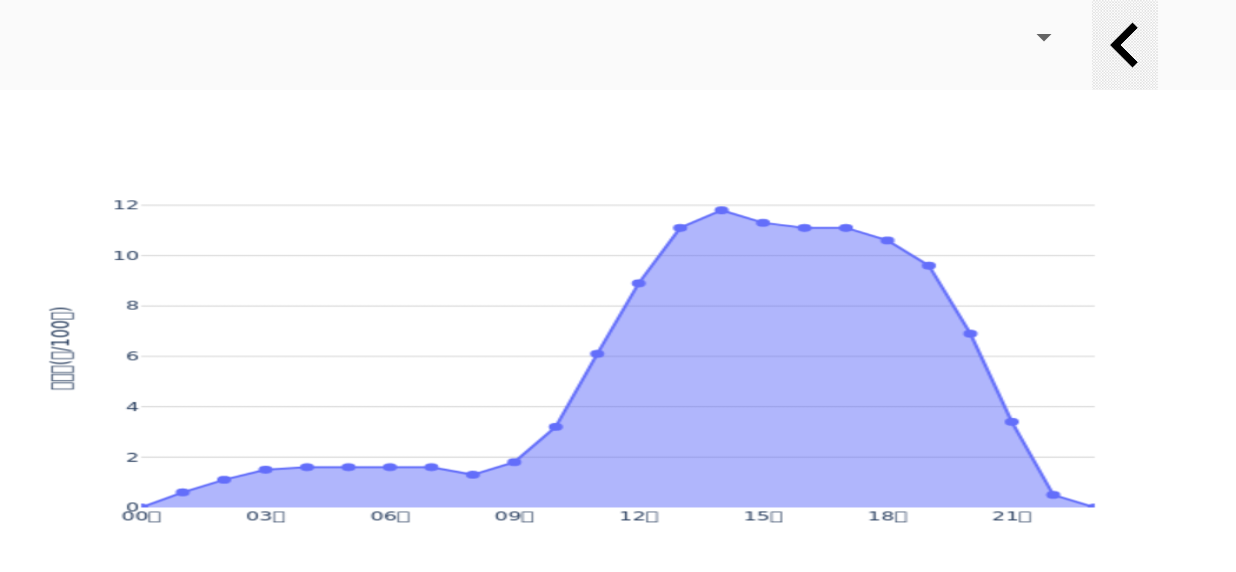
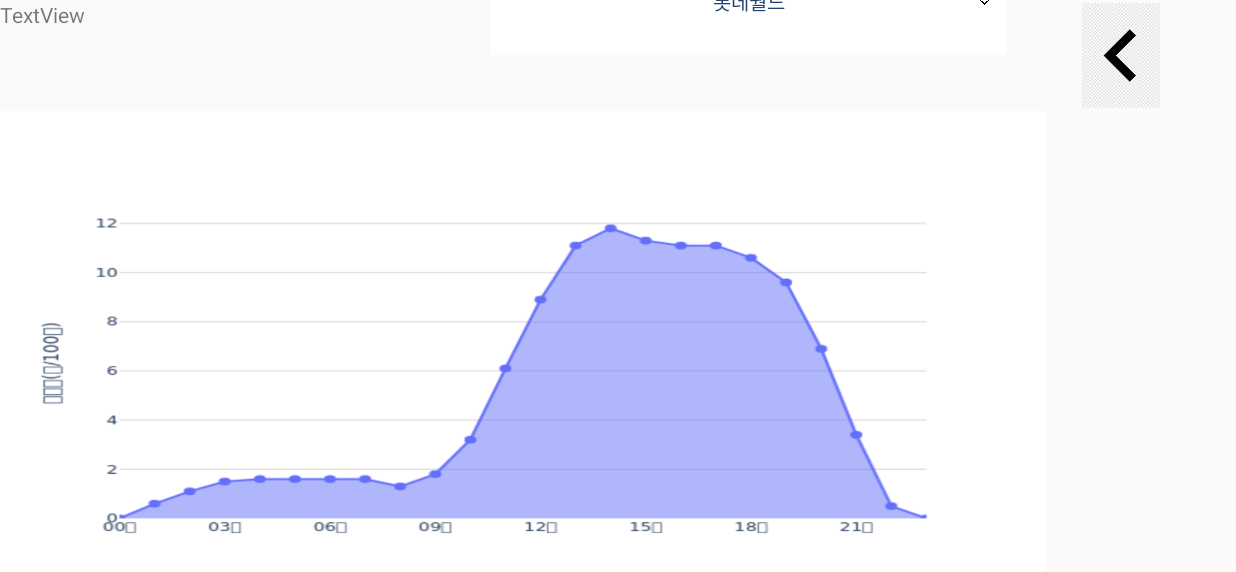
Before and after one commit to DoHyeonCP/Scatter, an Android app built with Jetpack Compose: the CongetionPrediction screen opened directly, with no data from a screen before it, on a phone screen of 824 x 412 dp (held sideways). Shown: the top 572 px of the screen. Run offline under Robolectric (Android 15) with nearby library versions, the phone set to English and light mode, and no system bars.

Commit message:
예측페이지 UI

```diff
--- a/scatter/app/src/main/java/com/example/scatter/CongetionPrediction.kt
+++ b/scatter/app/src/main/java/com/example/scatter/CongetionPrediction.kt
@@ -11,14 +11,16 @@ import android.webkit.WebViewClient
 import android.widget.ArrayAdapter
 import android.widget.ImageView
 import android.widget.Spinner
+import android.widget.TextView
 import androidx.appcompat.app.AppCompatActivity
 import androidx.appcompat.widget.Toolbar
+import androidx.compose.ui.graphics.Color
 import com.example.scatter.databinding.CongetionPredictionBinding
 import com.example.scatter.databinding.ToolbarBinding
 
 class CongetionPrediction : AppCompatActivity() {
     private lateinit var predictionBinding: CongetionPredictionBinding
-    private lateinit var dropdown : Spinner
+    private lateinit var spinner : Spinner
     private lateinit var graphview : ImageView
 
 
@@ -26,19 +28,37 @@ class CongetionPrediction : AppCompatActivity() {
         setTheme(R.style.Theme_Scatter)
         super.onCreate(savedInstanceState)
 
-
-
         predictionBinding = CongetionPredictionBinding.inflate(layoutInflater)
 
         setContentView(predictionBinding.root)
 //        setSupportActionBar(findViewById(R.id.main_toolbar))
-        dropdown = predictionBinding.spinner
+        spinner = predictionBinding.spinner
         graphview = predictionBinding.graphview
-
-
-
-
-
+        val itemArray = arrayOf("롯데월드", "방이동먹자골목", "에비뉴엘월드타워점", "롯데월드몰", "올림픽공원")
+        val spinnerAdapter = ArrayAdapter(
+            this,
+            R.layout.spinner_dropdown_item,
+            itemArray
+        )
+        spinner.adapter = spinnerAdapter
+//        spinner.viewTreeObserver.addOnGlobalLayoutListener {
+//            (spinner.selectedView as TextView).setTextColor(Color.White)
+//            (spinner.selectedView as TextView).setBackgroundResource(R.drawable.spinner_custom)
+//        }
+//        spinner.onItemSelectedListener =
+//            object : AdapterView.OnItemSelectedListener {
+//                override fun onItemSelected(
+//                    parent: AdapterView<*>,
+//                    view: View,
+//                    position: Int,
+//                    id: Long
+//                ) {
+//                    // 선택됬을 경우
+//
+//                }
+//
+//                override fun onNothingSelected(parent: AdapterView<*>) {}
+//            }
 
     }
 }
--- /dev/null
+++ b/scatter/app/src/main/res/drawable/spinner_custom.xml
@@ -0,0 +1,16 @@
+<?xml version="1.0" encoding="utf-8"?>
+<layer-list xmlns:android="http://schemas.android.com/apk/res/android">
+    <item>
+        <shape android:shape="rectangle">
+            <solid android:color="@color/white"/>
+        </shape>
+    </item>
+    <item android:gravity="center_vertical|right"
+        android:right="10dp">
+        <layer-list>
+            <item  android:gravity="right" android:width="10dp" android:height="9dp" >
+                <bitmap android:src="@drawable/down" android:tint="@color/black"/>
+            </item>
+        </layer-list>
+    </item>
+</layer-list>
--- a/scatter/app/src/main/res/layout/congetion_prediction.xml
+++ b/scatter/app/src/main/res/layout/congetion_prediction.xml
@@ -1,55 +1,59 @@
 <?xml version="1.0" encoding="utf-8"?>
-<androidx.drawerlayout.widget.DrawerLayout xmlns:android="http://schemas.android.com/apk/res/android"
+<androidx.constraintlayout.widget.ConstraintLayout xmlns:android="http://schemas.android.com/apk/res/android"
 xmlns:app="http://schemas.android.com/apk/res-auto"
     xmlns:tools="http://schemas.android.com/tools"
-    android:layout_width="match_parent"
-    android:layout_height="wrap_content"
-    tools.context = ".CongetionPrediction">
+    android:layout_width="wrap_content"
+    android:layout_height="wrap_content">
+
+    <TextView
+        android:id="@+id/textView"
+        android:layout_width="289dp"
+        android:layout_height="74dp"
+        android:text="TextView"
+        app:layout_constraintStart_toStartOf="parent"
+        app:layout_constraintTop_toTopOf="parent" />
 
 
-    <TableLayout
-        android:layout_width="match_parent"
-        android:layout_height="match_parent"
-        android:orientation="vertical">
+    <androidx.appcompat.widget.AppCompatSpinner
+        android:id="@+id/spinner"
+        android:layout_width="344dp"
+        android:layout_height="71dp"
+        android:background="@drawable/spinner_custom"
+        android:gravity="center"
+        android:overlapAnchor="false"
+        android:popupBackground="#DEDEDE"
+        android:popupElevation="10dp"
+        android:textColor="@color/white"
+        android:textSize="20dp"
+        app:layout_constraintBottom_toTopOf="@+id/textView"
+        app:layout_constraintEnd_toStartOf="@+id/back"
+        app:layout_constraintHorizontal_bias="0.0"
+        app:layout_constraintStart_toEndOf="@+id/textView"
+        app:layout_constraintTop_toTopOf="parent"
+        app:layout_constraintVertical_bias="0.014" />
 
-<!--        <include-->
-<!--            android:id="@+id/include"-->
-<!--            layout="@layout/toolbar" />-->
-        <TableRow>
-            <Spinner
-                android:id="@+id/spinner"
-                android:layout_width="200dp"
-                android:layout_height="50dp"
-                android:layout_marginStart="520dp"
-                android:spinnerMode="dropdown" />
     <ImageView
         android:id="@+id/back"
-                android:layout_width="60dp"
-                android:layout_height="60dp"
+        android:layout_width="77dp"
+        android:layout_height="70dp"
+        app:layout_constraintBottom_toTopOf="@+id/graphview"
+        app:layout_constraintEnd_toEndOf="parent"
+        app:layout_constraintStart_toEndOf="@+id/spinner"
+        app:layout_constraintTop_toTopOf="parent"
         app:srcCompat="@drawable/back" />
-
-
-
-        </TableRow>
 
     <ImageView
         android:id="@+id/graphview"
-            android:layout_width="match_parent"
-            android:layout_height="331dp"
+        android:layout_width="697dp"
+        android:layout_height="323dp"
         android:scaleType="fitXY"
+        app:layout_constraintBottom_toBottomOf="parent"
+        app:layout_constraintEnd_toEndOf="parent"
+        app:layout_constraintHorizontal_bias="0.0"
+        app:layout_constraintStart_toStartOf="parent"
+        app:layout_constraintTop_toBottomOf="@+id/textView"
+        app:layout_constraintVertical_bias="0.0"
         app:srcCompat="@drawable/test" />
 
 
-    </TableLayout>
-
-    <com.google.android.material.navigation.NavigationView
-        android:id="@+id/navigation"
-        android:layout_width="wrap_content"
-        android:layout_height="match_parent"
-        android:layout_gravity="start|left"
-        app:headerLayout="@layout/toolbar_head"
-        app:menu="@menu/menu_navigation"/>
-
-
-
-</androidx.drawerlayout.widget.DrawerLayout>
+</androidx.constraintlayout.widget.ConstraintLayout>
--- /dev/null
+++ b/scatter/app/src/main/res/layout/spinner_dropdown_item.xml
@@ -0,0 +1,15 @@
+<?xml version="1.0" encoding="utf-8"?>
+<CheckedTextView xmlns:android="http://schemas.android.com/apk/res/android"
+    android:id="@android:id/text1"
+    style="?android:attr/spinnerDropDownItemStyle"
+    android:layout_gravity="center"
+    android:maxLines="1"
+    android:paddingTop="4dp"
+    android:paddingBottom="4dp"
+    android:layout_width="match_parent"
+    android:layout_height="wrap_content"
+    android:ellipsize="marquee"
+    android:gravity="center"
+    android:textAlignment="center"
+    android:textSize="13sp"
+    android:textColor="#22436F"/>
```
Also changed, not shown: scatter/app/src/main/res/drawable/down.png (added). Lines whose indentation alone changed are shown as unchanged.
